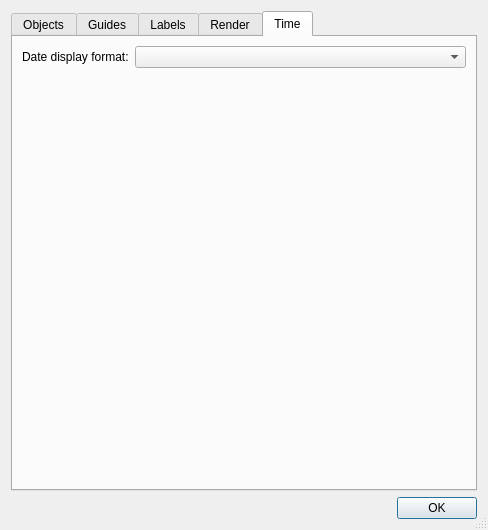
Old version of the form src/celestia/qt/preferences.ui in the repository celestiamobile/Celestia.
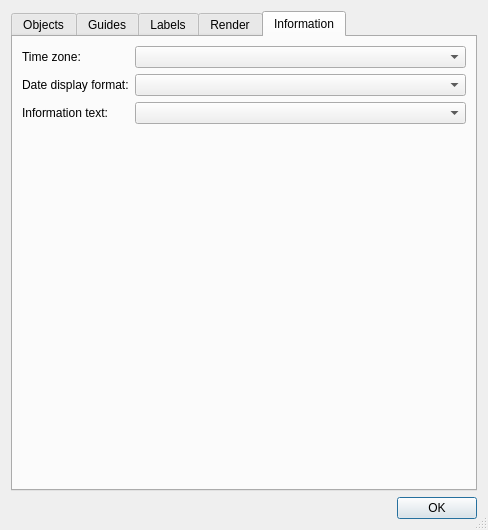
New version of the form. The open tabs and pages were chosen to show the change.

Commit message:
Add Qt information preferences
Expose ISO 8601 formatting, time zone selection, and HUD detail controls in the Qt preferences dialog, and persist the display settings.

```diff
--- a/src/celestia/qt/preferences.ui
+++ b/src/celestia/qt/preferences.ui
@@ -1378,22 +1378,42 @@
      </widget>
      <widget class="QWidget" name="timeTab">
       <attribute name="title">
-       <string>Time</string>
+       <string>Information</string>
       </attribute>
       <layout class="QFormLayout" name="formLayout">
        <property name="fieldGrowthPolicy">
         <enum>QFormLayout::AllNonFixedFieldsGrow</enum>
        </property>
        <item row="0" column="0">
+        <widget class="QLabel" name="timeZoneLabel">
+         <property name="text">
+          <string>Time zone:</string>
+         </property>
+        </widget>
+       </item>
+       <item row="0" column="1">
+        <widget class="QComboBox" name="timeZoneBox"/>
+       </item>
+       <item row="1" column="0">
         <widget class="QLabel" name="label_3">
          <property name="text">
           <string>Date display format:</string>
          </property>
         </widget>
        </item>
-       <item row="0" column="1">
+       <item row="1" column="1">
         <widget class="QComboBox" name="dateFormatBox"/>
        </item>
+       <item row="2" column="0">
+        <widget class="QLabel" name="hudDetailLabel">
+         <property name="text">
+          <string>Information text:</string>
+         </property>
+        </widget>
+       </item>
+       <item row="2" column="1">
+        <widget class="QComboBox" name="hudDetailBox"/>
+       </item>
       </layout>
      </widget>
     </widget>
```
The commit also changes 3 other files.
